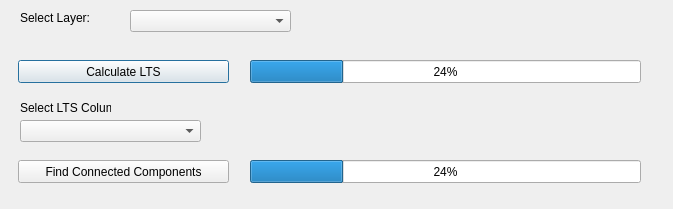
Before: the Qt Designer form LTS/ui_lts.ui in PepSalehi/boulder, drawn with Qt 5.
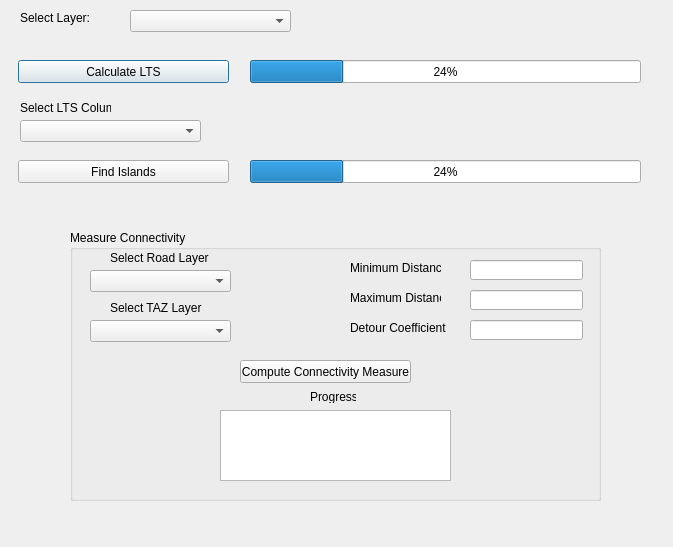
After: the same form once the commit is applied.

Commit message: changed Icon, added code for reading and setting min/max dist for connectivity

The edit to the form file:
```diff
--- a/LTS/ui_lts.ui
+++ b/LTS/ui_lts.ui
@@ -7,7 +7,7 @@
     <x>0</x>
     <y>0</y>
     <width>673</width>
-    <height>209</height>
+    <height>547</height>
    </rect>
   </property>
   <property name="windowTitle">
@@ -72,7 +72,7 @@
     </rect>
    </property>
    <property name="text">
-    <string>Find Connected Components</string>
+    <string>Find Islands</string>
    </property>
   </widget>
   <widget class="QLabel" name="label_2">
@@ -111,6 +111,173 @@
     <number>24</number>
    </property>
   </widget>
+  <widget class="QGroupBox" name="groupBox">
+   <property name="geometry">
+    <rect>
+     <x>70</x>
+     <y>230</y>
+     <width>531</width>
+     <height>271</height>
+    </rect>
+   </property>
+   <property name="title">
+    <string>Measure Connectivity</string>
+   </property>
+   <widget class="QLabel" name="label_3">
+    <property name="geometry">
+     <rect>
+      <x>40</x>
+      <y>20</y>
+      <width>101</width>
+      <height>16</height>
+     </rect>
+    </property>
+    <property name="text">
+     <string>Select Road Layer </string>
+    </property>
+   </widget>
+   <widget class="QComboBox" name="road_combo">
+    <property name="geometry">
+     <rect>
+      <x>20</x>
+      <y>40</y>
+      <width>141</width>
+      <height>22</height>
+     </rect>
+    </property>
+   </widget>
+   <widget class="QLabel" name="label_4">
+    <property name="geometry">
+     <rect>
+      <x>40</x>
+      <y>70</y>
+      <width>111</width>
+      <height>16</height>
+     </rect>
+    </property>
+    <property name="text">
+     <string>Select TAZ Layer</string>
+    </property>
+   </widget>
+   <widget class="QComboBox" name="taz_combo">
+    <property name="geometry">
+     <rect>
+      <x>20</x>
+      <y>90</y>
+      <width>141</width>
+      <height>22</height>
+     </rect>
+    </property>
+   </widget>
+   <widget class="QLabel" name="label_5">
+    <property name="geometry">
+     <rect>
+      <x>280</x>
+      <y>30</y>
+      <width>91</width>
+      <height>16</height>
+     </rect>
+    </property>
+    <property name="text">
+     <string>Minimum Distance</string>
+    </property>
+   </widget>
+   <widget class="QLabel" name="label_6">
+    <property name="geometry">
+     <rect>
+      <x>280</x>
+      <y>60</y>
+      <width>91</width>
+      <height>16</height>
+     </rect>
+    </property>
+    <property name="text">
+     <string>Maximum Distance</string>
+    </property>
+   </widget>
+   <widget class="QLabel" name="label_7">
+    <property name="geometry">
+     <rect>
+      <x>280</x>
+      <y>90</y>
+      <width>101</width>
+      <height>16</height>
+     </rect>
+    </property>
+    <property name="text">
+     <string>Detour Coefficient</string>
+    </property>
+   </widget>
+   <widget class="QLineEdit" name="minDist">
+    <property name="geometry">
+     <rect>
+      <x>400</x>
+      <y>30</y>
+      <width>113</width>
+      <height>20</height>
+     </rect>
+    </property>
+   </widget>
+   <widget class="QLineEdit" name="maxDist">
+    <property name="geometry">
+     <rect>
+      <x>400</x>
+      <y>60</y>
+      <width>113</width>
+      <height>20</height>
+     </rect>
+    </property>
+   </widget>
+   <widget class="QLineEdit" name="Detour_coeff">
+    <property name="geometry">
+     <rect>
+      <x>400</x>
+      <y>90</y>
+      <width>113</width>
+      <height>20</height>
+     </rect>
+    </property>
+   </widget>
+   <widget class="QPushButton" name="find_connectivity_btn">
+    <property name="geometry">
+     <rect>
+      <x>170</x>
+      <y>130</y>
+      <width>171</width>
+      <height>23</height>
+     </rect>
+    </property>
+    <property name="text">
+     <string>Compute Connectivity Measure</string>
+    </property>
+   </widget>
+   <widget class="QTextEdit" name="progress_text">
+    <property name="geometry">
+     <rect>
+      <x>150</x>
+      <y>180</y>
+      <width>231</width>
+      <height>71</height>
+     </rect>
+    </property>
+    <property name="readOnly">
+     <bool>true</bool>
+    </property>
+   </widget>
+   <widget class="QLabel" name="label_8">
+    <property name="geometry">
+     <rect>
+      <x>240</x>
+      <y>160</y>
+      <width>46</width>
+      <height>13</height>
+     </rect>
+    </property>
+    <property name="text">
+     <string>Progress</string>
+    </property>
+   </widget>
+  </widget>
  </widget>
  <resources/>
  <connections/>
```
The commit also changes 5 other files.
